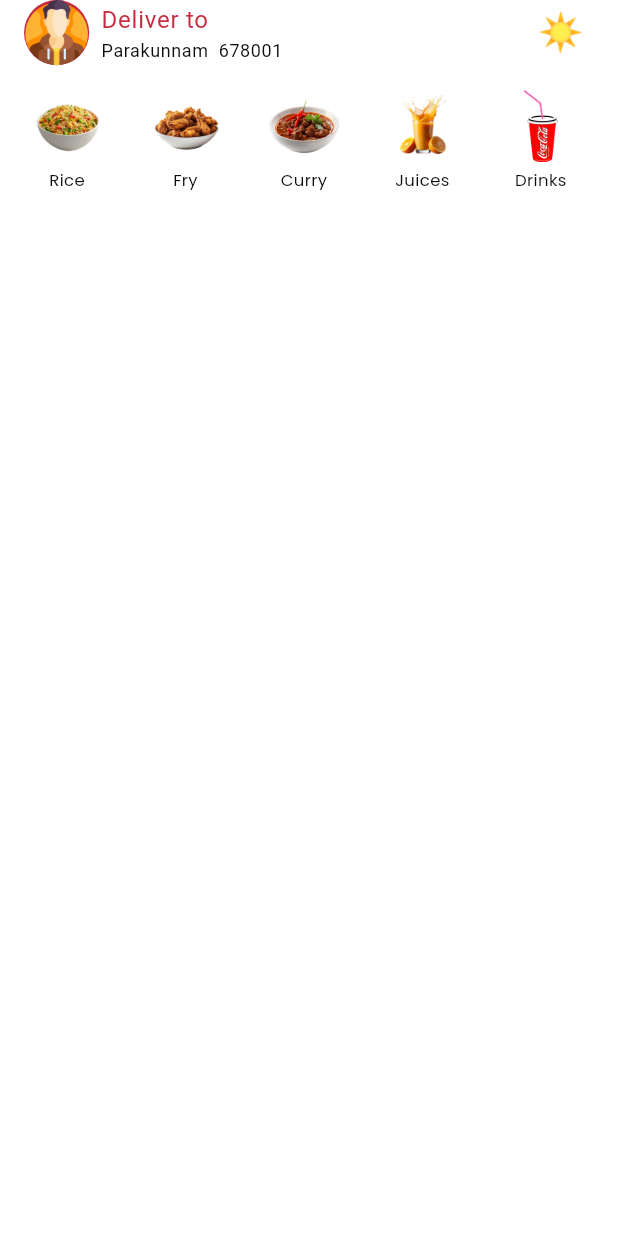
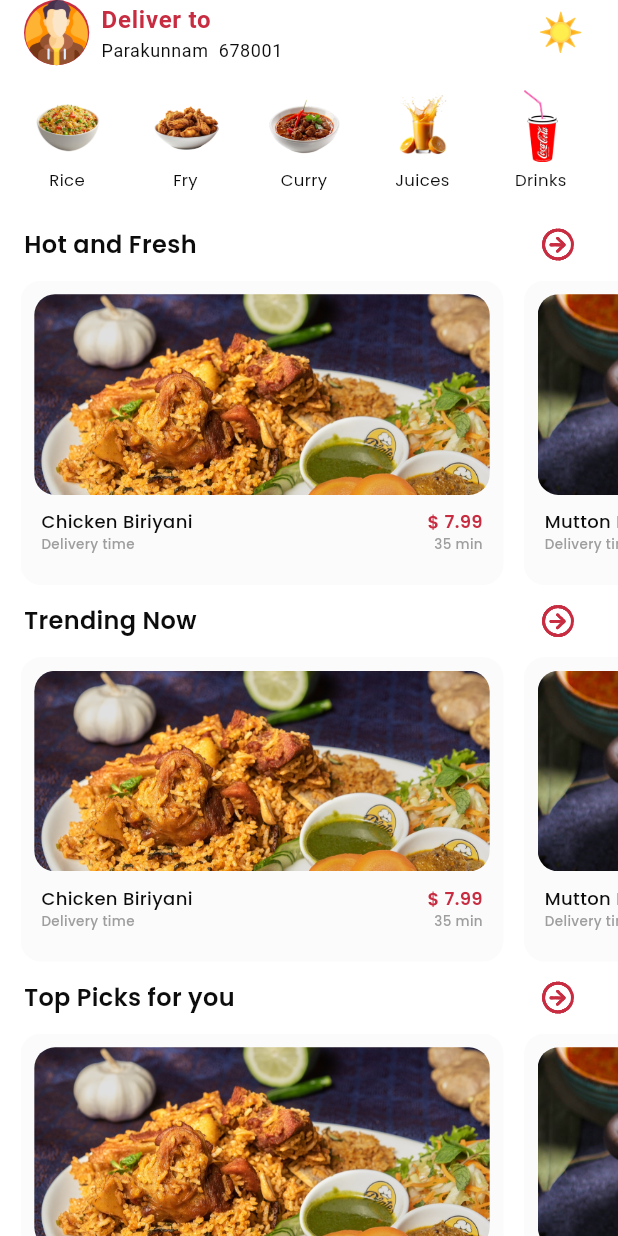
Before and after one commit to Syed-shan46/biryan-app, a Flutter app: the HomeScreen screen opened directly, on a phone screen of 412 x 824 dp. Run offline on Flutter 3.47's test engine with Material 3 defaults, Android fonts, the phone set to English and light mode, and no system bars; our stand-ins replace flutter_animate, flutter_screenutil, flutter_svg, get, google_fonts, google_nav_bar and 2 more.

Commit message:
home screen data completed

```diff
--- /dev/null
+++ b/lib/common/heading.dart
@@ -0,0 +1,43 @@
+import 'package:biriyani/common/app_style.dart';
+import 'package:biriyani/common/reusable_text.dart';
+import 'package:biriyani/utils/constants/sizes.dart';
+import 'package:biriyani/utils/themes/app_colors.dart';
+import 'package:biriyani/utils/themes/theme_utils.dart';
+import 'package:flutter/material.dart';
+import 'package:flutter_svg/svg.dart';
+
+class Heading extends StatelessWidget {
+  const Heading({super.key, required this.title});
+
+  final String title;
+
+  @override
+  Widget build(BuildContext context) {
+    return Padding(
+      padding: const EdgeInsets.symmetric(horizontal: MySizes.spaceBtwItems),
+      child: Row(
+        mainAxisAlignment: MainAxisAlignment.spaceBetween,
+        children: [
+          // title
+          ReusableText(
+            text: title,
+            style: appStyle(
+              16,
+              ThemeUtils.dynamicTextColor(context),
+              FontWeight.w600,
+            ),
+          ),
+          // Iconbutton
+          IconButton(
+            onPressed: () {},
+            icon: SvgPicture.asset(
+              'assets/icons/more-7.svg',
+              height: 23,
+              color: AppColors.primaryColor,
+            ),
+          ),
+        ],
+      ),
+    );
+  }
+}
--- /dev/null
+++ b/lib/constants/constants.dart
@@ -0,0 +1,4 @@
+import 'package:flutter_screenutil/flutter_screenutil.dart';
+
+double height = 825.h;
+double width = 375.w;
--- a/lib/features/shop/screens/home/home_screen.dart
+++ b/lib/features/shop/screens/home/home_screen.dart
@@ -1,5 +1,7 @@
+import 'package:biriyani/common/heading.dart';
 import 'package:biriyani/features/shop/screens/home/widgets/category_list.dart';
 import 'package:biriyani/features/shop/screens/home/widgets/home_header.dart';
+import 'package:biriyani/features/shop/screens/home/widgets/food_list.dart';
 import 'package:flutter/material.dart';
 
 class HomeScreen extends StatelessWidget {
@@ -14,6 +16,12 @@ class HomeScreen extends StatelessWidget {
             children: [
               MyHeader(),
               CategoryList(),
+              Heading(title: 'Hot and Fresh'),
+              FoodList(),
+              Heading(title: 'Trending Now'),
+              FoodList(),
+              Heading(title: 'Top Picks for you'),
+              FoodList(),
             ],
           ),
         ),
--- /dev/null
+++ b/lib/features/shop/screens/home/widgets/food_list.dart
@@ -0,0 +1,27 @@
+import 'package:biriyani/features/shop/screens/home/widgets/food_widget.dart';
+import 'package:biriyani/utils/constants/uidata.dart';
+import 'package:flutter/material.dart';
+import 'package:flutter_screenutil/flutter_screenutil.dart';
+
+class FoodList extends StatelessWidget {
+  const FoodList({super.key});
+
+  @override
+  Widget build(BuildContext context) {
+    return Container(
+      height: 170.h,
+      padding: EdgeInsets.only(left: 12.w),
+      child: ListView(
+        scrollDirection: Axis.horizontal,
+        children: List.generate(foods.length, (i) {
+          var food = foods[i];
+          return FoodWidget(
+              image: food['imageUrl'].toString(),
+              title: food['title'],
+              price: food['price'].toStringAsFixed(2),
+              time: food['time'],);
+        }),
+      ),
+    );
+  }
+}
--- /dev/null
+++ b/lib/features/shop/screens/home/widgets/food_widget.dart
@@ -0,0 +1,91 @@
+import 'package:biriyani/common/app_style.dart';
+import 'package:biriyani/common/reusable_text.dart';
+import 'package:biriyani/constants/constants.dart';
+import 'package:biriyani/utils/themes/app_colors.dart';
+import 'package:biriyani/utils/themes/theme_utils.dart';
+import 'package:flutter/material.dart';
+import 'package:flutter_screenutil/flutter_screenutil.dart';
+
+class FoodWidget extends StatelessWidget {
+  const FoodWidget(
+      {super.key,
+      required this.image,
+      required this.title,
+      required this.time,
+      required this.price,
+      this.onTap});
+
+  final String image;
+  final String title;
+  final String time;
+  final String price;
+  final void Function()? onTap;
+
+  @override
+  Widget build(BuildContext context) {
+    return GestureDetector(
+        onTap: onTap,
+        child: Padding(
+          padding: EdgeInsets.only(right: 12.w),
+          child: Container(
+            width: width * .75,
+            height: 180.h,
+            decoration: BoxDecoration(
+              borderRadius: BorderRadius.circular(12.r),
+              color: const Color.fromARGB(255, 216, 212, 212).withOpacity(0.1),
+            ),
+            child: ListView(
+              physics: const NeverScrollableScrollPhysics(),
+              children: [
+                Padding(
+                  padding: EdgeInsets.all(8.w),
+                  child: ClipRRect(
+                    borderRadius: BorderRadius.circular(12.r),
+                    child: SizedBox(
+                      height: 112.h,
+                      width: width * 0.8,
+                      child: Image.asset(
+                        image,
+                        fit: BoxFit.fitWidth,
+                      ),
+                    ),
+                  ),
+                ),
+                Padding(
+                  padding: EdgeInsets.symmetric(horizontal: 12.w),
+                  child: Column(
+                    crossAxisAlignment: CrossAxisAlignment.start,
+                    children: [
+                      Row(
+                        mainAxisAlignment: MainAxisAlignment.spaceBetween,
+                        children: [
+                          ReusableText(
+                              text: title,
+                              style: appStyle(12, ThemeUtils.dynamicTextColor(context),
+                                  FontWeight.w500)),
+                          ReusableText(
+                              text: "\$ $price",
+                              style: appStyle(
+                                  12, AppColors.primaryColor, FontWeight.w600)),
+                        ],
+                      ),
+                      Row(
+                        mainAxisAlignment: MainAxisAlignment.spaceBetween,
+                        children: [
+                          ReusableText(
+                              text: 'Delivery time',
+                              style: appStyle(9, Colors.grey, FontWeight.w500)),
+                          ReusableText(
+                              text: time,
+                              style: appStyle(9, Colors.grey, FontWeight.w500)),
+                        ],
+                      ),
+                    ],
+                  ),
+                )
+              ],
+            ),
+          ),
+        ));
+  }
+}
--- a/lib/features/shop/screens/home/widgets/home_header.dart
+++ b/lib/features/shop/screens/home/widgets/home_header.dart
@@ -38,7 +38,7 @@ class _MyHeaderState extends State<MyHeader> {
                     style: Theme.of(context)
                         .textTheme
                         .bodyLarge!
-                        .copyWith(color: AppColors.primaryColor),
+                        .copyWith(color: AppColors.primaryColor,fontWeight: FontWeight.w600),
                   ),
                   Text(
                     'Parakunnam  678001',
--- a/lib/main.dart
+++ b/lib/main.dart
@@ -29,9 +29,9 @@ class MyApp extends StatelessWidget {
         onGenerateRoute: (settings) {
           return switch (settings.name) {
             'home' => NoAnimationTransition(
-                builder: (context) => const NavigationMenu()),
+                builder: (context) =>  NavigationMenu()),
             _ => NoAnimationTransition(
-                builder: (context) => const NavigationMenu())
+                builder: (context) =>  NavigationMenu())
           };
         },
       ),
--- a/pubspec.yaml
+++ b/pubspec.yaml
@@ -21,6 +21,8 @@ dependencies:
   flutter_vector_icons: ^2.0.0
   iconsax: ^0.0.8
   google_fonts: ^6.2.1
+  google_nav_bar: ^5.0.7
+  flutter_svg: ^1.1.6
 
 
 dev_dependencies:
@@ -42,6 +44,7 @@ flutter:
   uses-material-design: true
   assets:
     - assets/images/
+    - assets/icons/
 
 
   # fonts:
```
Also changed, not shown: lib/features/shop/screens/home/widgets/top_picks.dart (added, +29 -0 lines), lib/features/shop/screens/home/widgets/trending_list.dart (added, +29 -0 lines), lib/navigation_menu.dart (+35 -47 lines), lib/utils/constants/uidata.dart (+16 -40 lines), assets/icons/bb.jpg (added), assets/icons/cb.jpg (added), assets/icons/mb.jpg (added), assets/icons/more-7.svg (added), assets/images/bb.jpg (added), assets/images/cb.jpg (added), assets/images/mb.jpg (added), pubspec.lock, 9 other files.
